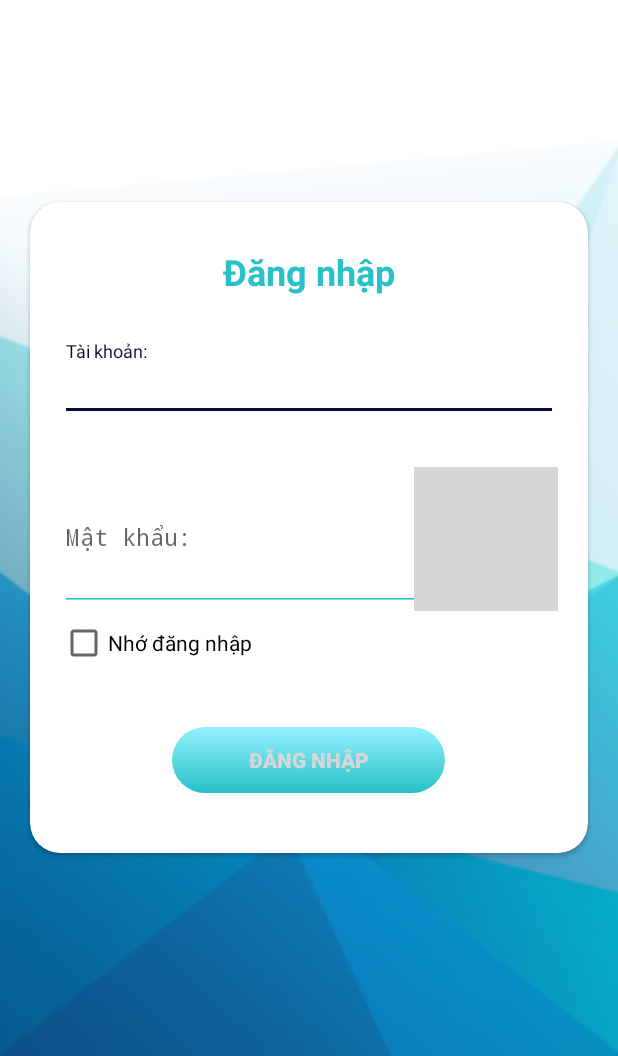
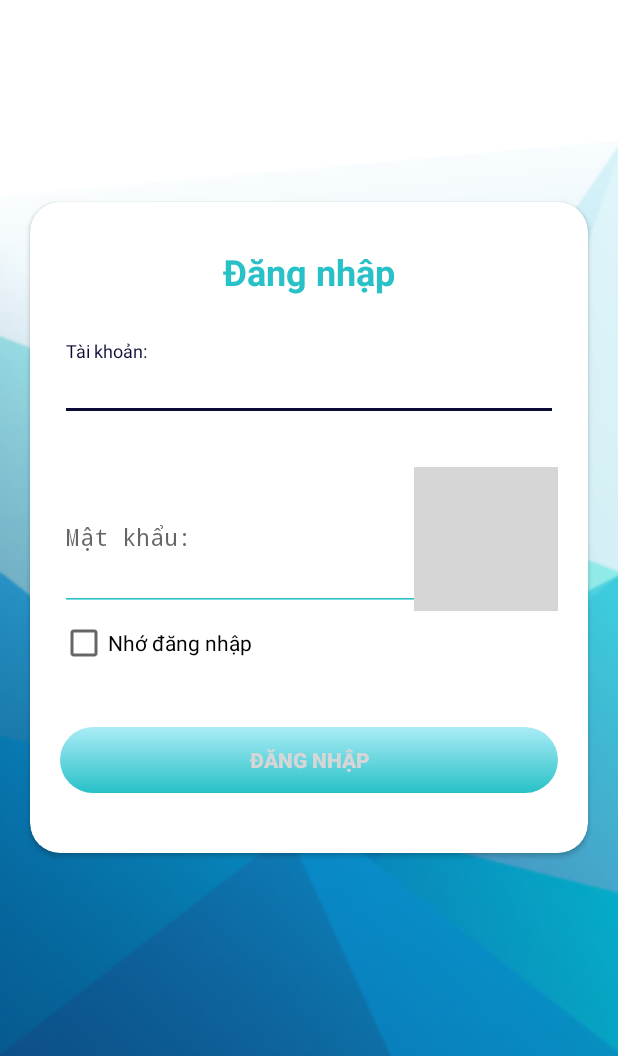
Before and after one commit to Duy229/CICMobile-P8-BDuy, an Android app: the screen it shows after launch (LoginActivity), on a phone screen of 412 x 824 dp, the part 180-1236 px from its top. Run offline under Robolectric (Android 15) with nearby library versions, the phone set to English and light mode, and no system bars; libraries missing offline, so code that uses them is left out: com.common.apiutil, com.common.callback, org.spongycastle.jce; 2 statements that could not run were skipped; grey boxes are pictures that could not be loaded.

Commit message:
upgrade btn UI

```diff
--- /dev/null
+++ b/app/src/main/res/drawable/background_login_ripple.xml
@@ -0,0 +1,21 @@
+<?xml version="1.0" encoding="utf-8"?>
+<ripple xmlns:android="http://schemas.android.com/apk/res/android"
+    android:color="#0046F6">
+    <item android:id="@android:id/mask">
+        <shape android:shape="rectangle">
+            <solid android:color="#0340F8" />
+            <corners android:radius="27dp" />
+        </shape>
+    </item>
+
+    <item android:id="@android:id/background">
+        <shape android:shape="rectangle">
+            <gradient
+                android:angle="90"
+                android:endColor="#ABECF6"
+                android:startColor="@color/colorPrimary"
+                android:type="linear" />
+            <corners android:radius="27dp" />
+        </shape>
+    </item>
+</ripple>
--- a/app/src/main/res/drawable/dot_blue.xml
+++ b/app/src/main/res/drawable/dot_blue.xml
@@ -4,8 +4,8 @@
     <corners android:radius="10dp" />
     <gradient
         android:angle="135"
-        android:endColor="#73BDF8"
-        android:startColor="#001CB8"
+        android:endColor="#77F4F4"
+        android:startColor="#0367D1"
         android:type="linear"/>
     <corners android:radius="38dp"/>
 
--- a/app/src/main/res/layout/login_activity.xml
+++ b/app/src/main/res/layout/login_activity.xml
@@ -1,5 +1,6 @@
 <?xml version="1.0" encoding="utf-8"?>
 <FrameLayout xmlns:android="http://schemas.android.com/apk/res/android"
+    xmlns:app="http://schemas.android.com/apk/res-auto"
     xmlns:tools="http://schemas.android.com/tools"
     android:layout_width="match_parent"
     android:layout_height="match_parent"
@@ -15,8 +16,7 @@
         android:layout_marginBottom="40dp"
         android:src="@drawable/logo_stid" />
 
-    <androidx.cardview.widget.CardView xmlns:android="http://schemas.android.com/apk/res/android"
-        xmlns:app="http://schemas.android.com/apk/res-auto"
+    <androidx.cardview.widget.CardView
         style="@style/loginCard"
         android:layout_gravity="center"
         android:layout_marginTop="60dp"
@@ -77,7 +77,7 @@
                 android:layout_marginTop="5dp" />
 
             <FrameLayout
-                android:layout_width="wrap_content"
+                android:layout_width="match_parent"
                 android:layout_height="wrap_content"
                 android:paddingBottom="20dp"
                 android:layout_gravity="center_horizontal">
@@ -85,6 +85,7 @@
                 <Button
                     android:id="@+id/buttonLogin"
                     style="@style/loginButton"
+                    android:layout_width="match_parent"
                     android:layout_gravity="center_horizontal"
                     android:layout_marginTop="40dp"
                     android:elevation="1dp"
@@ -92,14 +93,14 @@
 
                 <ProgressBar
                     android:id="@+id/loadingProgressBar"
-                    android:layout_width="wrap_content"
+                    android:layout_width="97dp"
                     android:layout_height="30dp"
                     android:layout_gravity="center"
-                    android:visibility="invisible"
                     android:layout_marginTop="20dp"
                     android:elevation="10dp"
                     android:indeterminateTint="@android:color/white"
-                    android:indeterminateTintMode="src_in"/>
+                    android:indeterminateTintMode="src_in"
+                    android:visibility="invisible" />
 
             </FrameLayout>
         </LinearLayout>
--- a/app/src/main/res/layout/main_activity.xml
+++ b/app/src/main/res/layout/main_activity.xml
@@ -100,9 +100,9 @@
             android:layout_width="match_parent"
             android:layout_height="120dp"
             android:layout_marginBottom="40dp"
+            android:contentDescription="@string/todo"
             android:gravity="center|end"
-            android:src="@drawable/logo_stid"
-            android:contentDescription="@string/todo" />
+            android:src="@drawable/logo_stid" />
 
         <TextView
             android:layout_width="wrap_content"
--- a/app/src/main/res/values/colors.xml
+++ b/app/src/main/res/values/colors.xml
@@ -1,8 +1,10 @@
 <?xml version="1.0" encoding="utf-8"?>
 <resources>
     <color name="colorPrimary">#27c1c7</color>
+    <color name="colorPrimary900">#035B5E</color>
     <color name="colorPrimaryDark">#000000</color>
     <color name="colorAccent">#0c0d36</color>
     <color name="red">#d40d21</color>
 
+
 </resources>
--- a/app/src/main/res/values/styles.xml
+++ b/app/src/main/res/values/styles.xml
@@ -54,15 +54,16 @@
 
     <style name="loginButton" parent="viewParent">
         <item name="android:layout_height">44dp</item>
-        <item name="android:background">@drawable/login_button_bk</item>
-<!--        <item name="android:background">@drawable/sky_sea_bg</item>-->
+<!--        <item name="android:background">@drawable/login_button_bk</item>-->
+        <item name="android:background">@drawable/background_login_ripple</item>
         <item name="android:textColor">@color/mdtp_white</item>
         <item name="android:textStyle">bold</item>
     </style>
 
     <style name="logout" parent="viewParent">
         <item name="android:layout_height">44dp</item>
-        <item name="android:background">@drawable/logout_button_bk</item>
+        <item name="android:background">@drawable/background_logout_ripple</item>
+<!--        <item name="android:background">@drawable/logout_button_bk</item>-->
         <item name="android:textColor">@color/mdtp_white</item>
         <item name="android:textStyle">bold</item>
     </style>
```
Also changed, not shown: app/src/main/res/drawable/background_logout_ripple.xml (added, +23 -0 lines), app/src/main/res/drawable/background_mini_ripple.xml (added, +22 -0 lines).
